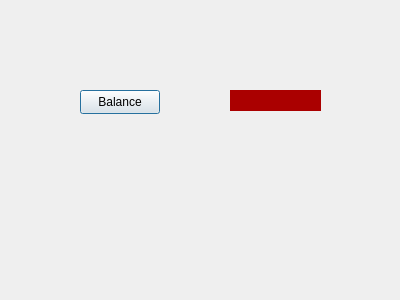
The window that DLLRestAPI/balance.ui (JereKortesalmi/BankProject) describes before a commit, drawn with Qt 5.
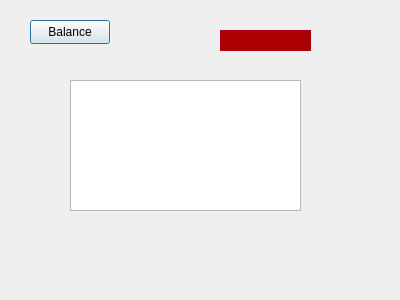
The same window after the commit.

Commit message: balance toimii, singaali puuttuu

The edit to the form file:
```diff
--- a/DLLRestAPI/balance.ui
+++ b/DLLRestAPI/balance.ui
@@ -16,8 +16,8 @@
   <widget class="QPushButton" name="btnBalance">
    <property name="geometry">
     <rect>
-     <x>80</x>
-     <y>90</y>
+     <x>30</x>
+     <y>20</y>
      <width>80</width>
      <height>24</height>
     </rect>
@@ -29,8 +29,8 @@
   <widget class="QLabel" name="label">
    <property name="geometry">
     <rect>
-     <x>230</x>
-     <y>90</y>
+     <x>220</x>
+     <y>30</y>
      <width>91</width>
      <height>21</height>
     </rect>
@@ -42,6 +42,16 @@
     <string/>
    </property>
   </widget>
+  <widget class="QTextEdit" name="textEdit">
+   <property name="geometry">
+    <rect>
+     <x>70</x>
+     <y>80</y>
+     <width>231</width>
+     <height>131</height>
+    </rect>
+   </property>
+  </widget>
  </widget>
  <resources/>
  <connections/>
```
The commit also changes 5 other files.
